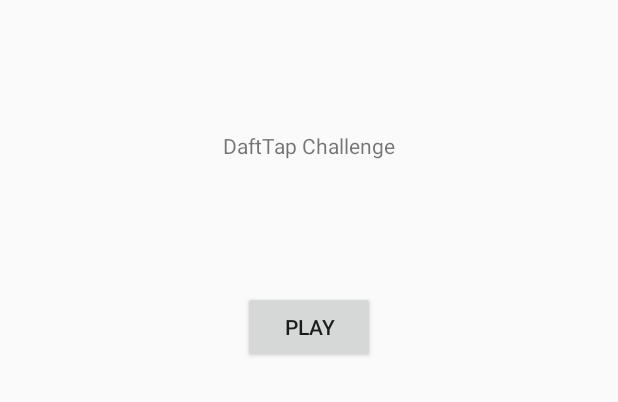
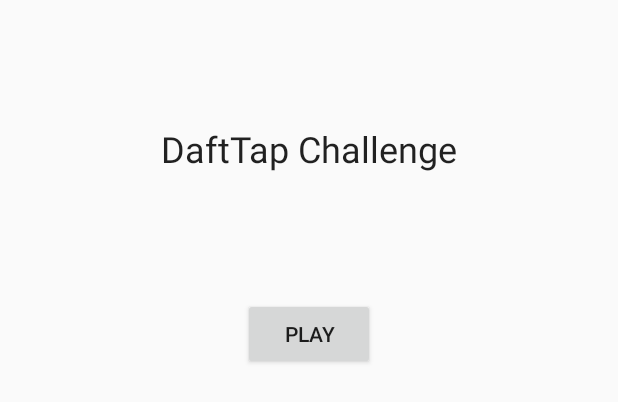
Before and after one commit to MiqeyM/tappingGame, an Android app: the layout activity_main.xml on its own in the app's theme, with its tools: preview values and no code run, on a phone screen of 412 x 824 dp. Shown: the top 402 px of the screen. Run offline under Robolectric (Android 15) with nearby library versions, the phone set to English and light mode, and no system bars.

Commit message:
Stuff happened

```diff
--- a/app/build.gradle
+++ b/app/build.gradle
@@ -29,7 +29,7 @@ android {
 
 dependencies {
     implementation fileTree(dir: 'libs', include: ['*.jar'])
-    implementation"org.jetbrains.kotlin:kotlin-stdlib-jdk7:$kotlin_version"
+    implementation "org.jetbrains.kotlin:kotlin-stdlib-jdk7:$kotlin_version"
     implementation 'androidx.appcompat:appcompat:1.0.2'
     implementation 'androidx.core:core-ktx:1.0.2'
     implementation 'androidx.constraintlayout:constraintlayout:1.1.3'
--- a/app/src/main/java/com/example/android/tappinggame/database/ScoreDao.kt
+++ b/app/src/main/java/com/example/android/tappinggame/database/ScoreDao.kt
@@ -11,7 +11,9 @@ interface ScoreDao {
     @Insert
     suspend fun insert(scoreEntry: ScoreEntry)
 
-    @Query("SELECT * from scores_table ORDER BY points ASC")
+
+    //TODO: Put sorting into different place with validation
+    @Query("SELECT * from scores_table ORDER BY points DESC")
     fun getScores(): LiveData<List<ScoreEntry>>
 
 
--- a/app/src/main/java/com/example/android/tappinggame/database/ScoreEntry.kt
+++ b/app/src/main/java/com/example/android/tappinggame/database/ScoreEntry.kt
@@ -4,8 +4,4 @@ import androidx.room.Entity
 import androidx.room.PrimaryKey
 
 @Entity(tableName = "scores_table")
-class ScoreEntry(@PrimaryKey(autoGenerate = true) val id: Int, val points: Int, val timeStamp: Float) {
-
-
-
-}
+data class ScoreEntry(@PrimaryKey(autoGenerate = true) val id: Int, val points: Int, val timeStamp: Long)
--- a/app/src/main/java/com/example/android/tappinggame/database/ScoresRepository.kt
+++ b/app/src/main/java/com/example/android/tappinggame/database/ScoresRepository.kt
@@ -2,6 +2,7 @@ package com.example.android.tappinggame.database
 
 import androidx.annotation.WorkerThread
 import androidx.lifecycle.LiveData
+
 
 
 class ScoresRepository(private val scoreDao: ScoreDao) {
@@ -9,7 +10,5 @@ class ScoresRepository(private val scoreDao: ScoreDao) {
     val allScores: LiveData<List<ScoreEntry>> = scoreDao.getScores()
 
     @WorkerThread
-    suspend fun insert(score: ScoreEntry) {
-        scoreDao.insert(score)
-    }
+    suspend fun insert(score: ScoreEntry) = scoreDao.insert(score)
 }
--- a/app/src/main/java/com/example/android/tappinggame/entity/Score.kt
+++ /dev/null
@@ -1,4 +0,0 @@
-package com.example.android.tappinggame.entity
-
-data class Score(val points: Int, val timeStamp: Float) {
-}
--- /dev/null
+++ b/app/src/main/java/com/example/android/tappinggame/game/GameActivity.kt
@@ -0,0 +1,62 @@
+package com.example.android.tappinggame.game
+
+import android.app.Activity
+import android.content.Intent
+import androidx.appcompat.app.AppCompatActivity
+import android.os.Bundle
+import android.view.View
+import android.widget.Toast
+import com.example.android.tappinggame.R
+import com.example.android.tappinggame.game.GameConstants.GAME_TIME
+import com.example.android.tappinggame.game.GameConstants.WARMUP_TIME
+import com.example.android.tappinggame.model.Score
+import kotlinx.android.synthetic.main.activity_game.*
+
+class GameActivity : AppCompatActivity() {
+
+    private var currentScore = 0
+    private var gameTime = 0L
+
+    override fun onCreate(savedInstanceState: Bundle?) {
+        super.onCreate(savedInstanceState)
+        setContentView(R.layout.activity_game)
+        val timerWarmUp = Timer(counter_text_view, WARMUP_TIME) { startGame() }
+        timerWarmUp.start()
+
+
+
+    }
+
+    private fun finishGame() {
+
+        gameView.setOnClickListener {  }
+
+        val newScore = Intent().putExtra("score", currentScore).putExtra("time",gameTime)
+        setResult(Activity.RESULT_OK, newScore)
+        finish()
+
+        return
+
+    }
+
+
+    private fun startGame() {
+        counter_text_view.visibility = View.GONE
+        points_text_view.visibility = View.VISIBLE
+        timer_text_view.visibility = View.VISIBLE
+        points_text_view.setText(currentScore.toString())
+        gameTime = System.currentTimeMillis()
+        gameView.setOnClickListener {
+            currentScore++
+            points_text_view.setText(currentScore.toString())
+
+        }
+
+        val timerGameTime = Timer(timer_text_view, GAME_TIME) { finishGame() }
+        timerGameTime.start()
+
+        return
+
+
+    }
+}
--- /dev/null
+++ b/app/src/main/java/com/example/android/tappinggame/game/Timer.kt
@@ -0,0 +1,24 @@
+package com.example.android.tappinggame.game
+
+import android.os.CountDownTimer
+import android.text.format.DateUtils.SECOND_IN_MILLIS
+
+import android.view.View
+import android.widget.TextView
+
+
+class Timer(val v: TextView,val countDownTime : Long, private val onFinished: () -> (Unit)) : CountDownTimer(countDownTime, SECOND_IN_MILLIS) {
+
+
+    override fun onFinish() {
+        onFinished()
+    }
+
+    override fun onTick(p0: Long) {
+
+        v.text = (p0 / SECOND_IN_MILLIS).toString() + "..."
+        //TODO Change string formatting
+    }
+
+
+}
--- /dev/null
+++ b/app/src/main/java/com/example/android/tappinggame/model/Score.kt
@@ -0,0 +1,5 @@
+package com.example.android.tappinggame.model
+
+data class Score(val points: Int, val timeStamp: Long) {
+
+}
--- a/app/src/main/java/com/example/android/tappinggame/viewmodel/ScoreViewModel.kt
+++ b/app/src/main/java/com/example/android/tappinggame/viewmodel/ScoreViewModel.kt
@@ -13,7 +13,7 @@ import kotlinx.coroutines.Dispatchers
 import kotlinx.coroutines.launch
 
 
-class ScoreViewModel(application: Application) : ViewModel() {
+class ScoreViewModel(application: Application) : AndroidViewModel(application) {
 
     private val repository : ScoresRepository
     val allScores: LiveData<List<ScoreEntry>>
@@ -27,4 +27,6 @@ class ScoreViewModel(application: Application) : ViewModel() {
     fun insert(score: ScoreEntry) =  viewModelScope.launch(Dispatchers.IO){
         repository.insert(score)
     }
+
+
 }
--- a/app/src/main/res/layout/activity_main.xml
+++ b/app/src/main/res/layout/activity_main.xml
@@ -11,6 +11,7 @@
             android:layout_width="wrap_content"
             android:layout_height="wrap_content"
             android:text="@string/game_title"
+            android:textAppearance="@style/TextAppearance.AppCompat.Headline"
             android:id="@+id/title_text_view"
             app:layout_constraintBottom_toTopOf="@id/play_button"
             app:layout_constraintEnd_toEndOf="parent"
--- a/app/src/main/res/values/strings.xml
+++ b/app/src/main/res/values/strings.xml
@@ -2,4 +2,5 @@
     <string name="app_name">TappingGame</string>
     <string name="game_title">DaftTap Challenge</string>
     <string name="play_text">play</string>
+    <string name="play_text_message">PLAY</string>
 </resources>
```
Also changed, not shown: app/src/main/AndroidManifest.xml (+6 -2 lines), app/src/main/java/com/example/android/tappinggame/ScoreActivity.kt (+33 -8 lines), app/src/main/java/com/example/android/tappinggame/entity/Scores.kt (deleted, +0 -10 lines), app/src/main/java/com/example/android/tappinggame/game/GameConstants.kt (added, +13 -0 lines), app/src/main/java/com/example/android/tappinggame/recycler/ScoreAdapter.kt (+12 -1 lines), app/src/main/java/com/example/android/tappinggame/recycler/ScoreViewHolder.kt (+7 -1 lines), app/src/main/res/layout/activity_game.xml (added, +46 -0 lines).
